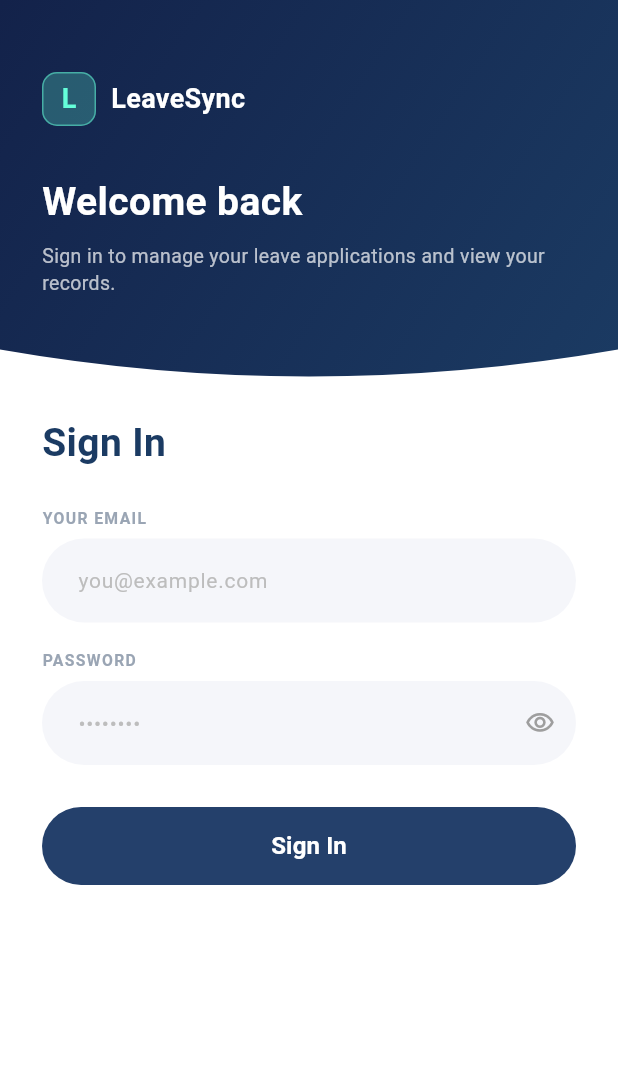
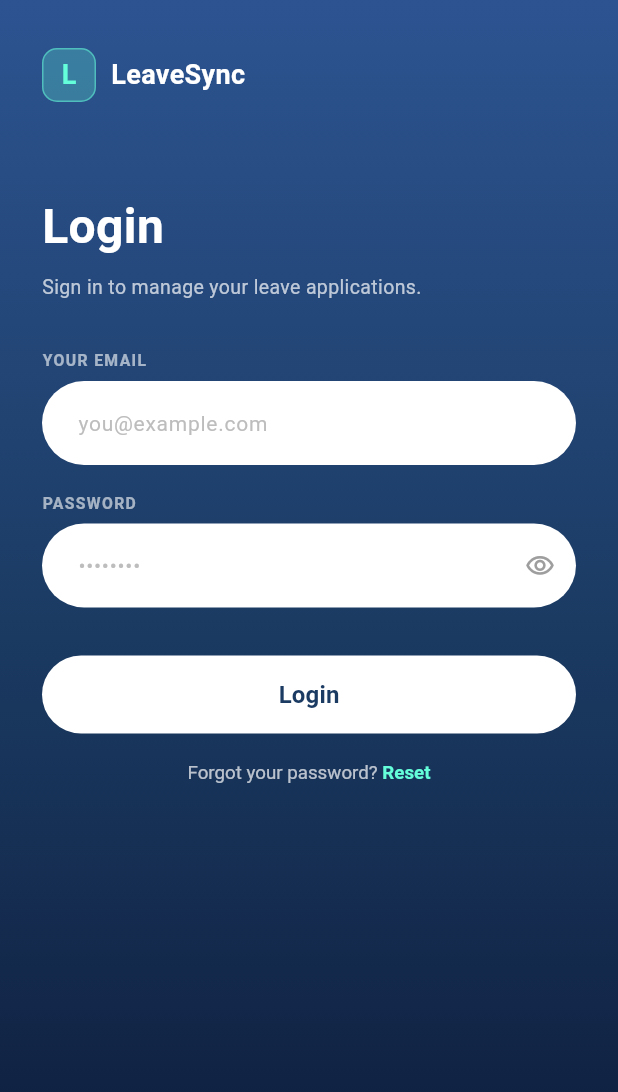
Before and after one commit to Dio-Tech-Team/lms-mobile, a Flutter app: the screen it shows after launch, on a phone screen of 412 x 824 dp. Shown: the top 1092 px of the screen. Run offline on Flutter 3.47's test engine with Material 3 defaults, Android fonts, the light colour scheme and no system bars; our stand-ins replace printing, shared_preferences.

Commit message:
test change for log in design

```diff
--- a/lib/main.dart
+++ b/lib/main.dart
@@ -21,6 +21,7 @@ class MyApp extends StatelessWidget {
   @override
   Widget build(BuildContext context) {
     return MaterialApp(
+      debugShowCheckedModeBanner: false,
       title: 'My App',
       theme: ThemeData(
         colorScheme: ColorScheme.fromSeed(seedColor: Colors.deepPurple),
--- a/lib/users/login_page.dart
+++ b/lib/users/login_page.dart
@@ -19,9 +19,9 @@ class _LoginPageState extends State<LoginPage> {
   bool _obscurePassword = true;
   String? _errorMessage;
 
-  static const Color _navyDark = Color(0xFF13224A);
+  static const Color _navyLight = Color(0xFF2D5491);
   static const Color _navy = Color(0xFF1B3B63);
-  static const Color _navyButton = Color(0xFF24406B);
+  static const Color _navyDark = Color(0xFF0D1B3A);
 
   @override
   void dispose() {
@@ -61,55 +61,99 @@ class _LoginPageState extends State<LoginPage> {
   @override
   Widget build(BuildContext context) {
     return Scaffold(
-      backgroundColor: Colors.white,
-      body: SafeArea(
-        top: false,
-        child: SingleChildScrollView(
-          child: Column(
-            crossAxisAlignment: CrossAxisAlignment.stretch,
-            children: [
-              _buildHeader(),
-              Padding(
-                padding: const EdgeInsets.fromLTRB(28, 8, 28, 24),
+      body: SizedBox.expand(
+        child: Container(
+          decoration: const BoxDecoration(
+            gradient: LinearGradient(
+              begin: Alignment.topCenter,
+              end: Alignment.bottomCenter,
+              colors: [_navyLight, _navy, _navyDark],
+              stops: [0.0, 0.5, 1.0],
+            ),
+          ),
+          child: SafeArea(
+            child: SingleChildScrollView(
+              child: Padding(
+                padding: const EdgeInsets.fromLTRB(28, 32, 28, 24),
                 child: Form(
                   key: _formKey,
                   child: Column(
                     crossAxisAlignment: CrossAxisAlignment.stretch,
                     children: [
-                      Text(
-                        "Sign In",
+                      Row(
+                        children: [
+                          Container(
+                            width: 36,
+                            height: 36,
+                            decoration: BoxDecoration(
+                              color: Colors.tealAccent.withOpacity(0.25),
+                              borderRadius: BorderRadius.circular(10),
+                              border: Border.all(color: Colors.tealAccent.withOpacity(0.5)),
+                            ),
+                            alignment: Alignment.center,
+                            child: const Text(
+                              "L",
+                              style: TextStyle(
+                                color: Colors.tealAccent,
+                                fontWeight: FontWeight.bold,
+                                fontSize: 18,
+                              ),
+                            ),
+                          ),
+                          const SizedBox(width: 10),
+                          const Text(
+                            "LeaveSync",
+                            style: TextStyle(
+                              color: Colors.white,
+                              fontSize: 18,
+                              fontWeight: FontWeight.bold,
+                            ),
+                          ),
+                        ],
+                      ),
+                      const SizedBox(height: 60),
+
+                      const Text(
+                        "Login",
                         style: TextStyle(
-                          fontSize: 26,
+                          fontSize: 32,
                           fontWeight: FontWeight.bold,
-                          color: _navy,
+                          color: Colors.white,
                         ),
                       ),
-                      const SizedBox(height: 24),
+                      const SizedBox(height: 8),
+                      Text(
+                        "Sign in to manage your leave applications.",
+                        style: TextStyle(
+                          color: Colors.white.withOpacity(0.7),
+                          fontSize: 13,
+                        ),
+                      ),
+                      const SizedBox(height: 32),
 
                       if (_errorMessage != null) ...[
                         Container(
                           padding: const EdgeInsets.all(12),
                           decoration: BoxDecoration(
-                            color: Colors.red.shade50,
+                            color: Colors.red.withOpacity(0.15),
                             borderRadius: BorderRadius.circular(10),
-                            border: Border.all(color: Colors.red.shade200),
+                            border: Border.all(color: Colors.red.withOpacity(0.4)),
                           ),
                           child: Text(
                             _errorMessage!,
-                            style: TextStyle(color: Colors.red.shade700, fontSize: 13),
+                            style: const TextStyle(color: Colors.white, fontSize: 13),
                             textAlign: TextAlign.center,
                           ),
                         ),
                         const SizedBox(height: 16),
                       ],
 
-                      // Email field — uppercase micro-label + pill field
                       const Text(
                         "YOUR EMAIL",
                         style: TextStyle(
                           fontSize: 10.5,
                           fontWeight: FontWeight.w700,
-                          color: Color(0xFF9AA5B4),
+                          color: Colors.white60,
                           letterSpacing: 0.9,
                         ),
                       ),
@@ -117,6 +161,7 @@ class _LoginPageState extends State<LoginPage> {
                       TextFormField(
                         controller: _emailController,
                         keyboardType: TextInputType.emailAddress,
+                        style: const TextStyle(color: _navy),
                         decoration: _fieldDecoration(hint: "you@example.com"),
                         validator: (value) {
                           if (value == null || value.trim().isEmpty) {
@@ -131,13 +176,12 @@ class _LoginPageState extends State<LoginPage> {
                       ),
                       const SizedBox(height: 18),
 
-                      // Password field — uppercase micro-label + pill field
                       const Text(
                         "PASSWORD",
                         style: TextStyle(
                           fontSize: 10.5,
                           fontWeight: FontWeight.w700,
-                          color: Color(0xFF9AA5B4),
+                          color: Colors.white60,
                           letterSpacing: 0.9,
                         ),
                       ),
@@ -145,6 +189,7 @@ class _LoginPageState extends State<LoginPage> {
                       TextFormField(
                         controller: _passwordController,
                         obscureText: _obscurePassword,
+                        style: const TextStyle(color: _navy),
                         decoration: _fieldDecoration(
                           hint: "••••••••",
                           suffixIcon: IconButton(
@@ -170,16 +215,15 @@ class _LoginPageState extends State<LoginPage> {
                           return null;
                         },
                       ),
-                      const SizedBox(height: 28),
+                      const SizedBox(height: 32),
 
-                      // Login button — solid navy, fully pill-shaped
                       SizedBox(
                         height: 52,
                         child: ElevatedButton(
                           onPressed: _isLoading ? null : _handleLogin,
                           style: ElevatedButton.styleFrom(
-                            backgroundColor: _navyButton,
-                            foregroundColor: Colors.white,
+                            backgroundColor: Colors.white,
+                            foregroundColor: _navy,
                             elevation: 0,
                             shape: RoundedRectangleBorder(
                               borderRadius: BorderRadius.circular(30),
@@ -190,12 +234,12 @@ class _LoginPageState extends State<LoginPage> {
                                   height: 22,
                                   width: 22,
                                   child: CircularProgressIndicator(
-                                    color: Colors.white,
+                                    color: _navy,
                                     strokeWidth: 2.5,
                                   ),
                                 )
                               : const Text(
-                                  "Sign In",
+                                  "Login",
                                   style: TextStyle(
                                     fontSize: 16,
                                     fontWeight: FontWeight.w600,
@@ -203,12 +247,30 @@ class _LoginPageState extends State<LoginPage> {
                                 ),
                         ),
                       ),
-                      const SizedBox(height: 20),
+                      const SizedBox(height: 18),
+
+                      Center(
+                        child: RichText(
+                          text: TextSpan(
+                            text: "Forgot your password? ",
+                            style: TextStyle(color: Colors.white.withOpacity(0.7), fontSize: 12.5),
+                            children: const [
+                              TextSpan(
+                                text: "Reset",
+                                style: TextStyle(
+                                  color: Colors.tealAccent,
+                                  fontWeight: FontWeight.w700,
+                                ),
+                              ),
+                            ],
+                          ),
+                        ),
+                      ),
                     ],
                   ),
                 ),
               ),
-            ],
+            ),
           ),
         ),
       ),
@@ -224,8 +286,7 @@ class _LoginPageState extends State<LoginPage> {
       hintStyle: TextStyle(color: Colors.grey.shade400, fontSize: 14),
       suffixIcon: suffixIcon,
       filled: true,
-      fillColor: const Color(0xFFF5F6FA),
-      // Fully pill-shaped, matching the reference
+      fillColor: Colors.white,
       contentPadding: const EdgeInsets.symmetric(vertical: 16, horizontal: 20),
       border: OutlineInputBorder(
         borderRadius: BorderRadius.circular(30),
@@ -237,7 +298,7 @@ class _LoginPageState extends State<LoginPage> {
       ),
       focusedBorder: OutlineInputBorder(
         borderRadius: BorderRadius.circular(30),
-        borderSide: const BorderSide(color: _navy, width: 1.4),
+        borderSide: const BorderSide(color: Colors.tealAccent, width: 1.6),
       ),
       errorBorder: OutlineInputBorder(
         borderRadius: BorderRadius.circular(30),
@@ -245,95 +306,4 @@ class _LoginPageState extends State<LoginPage> {
       ),
     );
   }
-
-  Widget _buildHeader() {
-    return ClipPath(
-      clipper: _HeaderClipper(),
-      child: Container(
-        width: double.infinity,
-        padding: const EdgeInsets.fromLTRB(28, 48, 28, 72),
-        decoration: const BoxDecoration(
-          gradient: LinearGradient(
-            begin: Alignment.topLeft,
-            end: Alignment.bottomRight,
-            colors: [_navyDark, _navy],
-          ),
-        ),
-        child: Column(
-          crossAxisAlignment: CrossAxisAlignment.start,
-          children: [
-            Row(
-              children: [
-                Container(
-                  width: 36,
-                  height: 36,
-                  decoration: BoxDecoration(
-                    color: Colors.tealAccent.withOpacity(0.25),
-                    borderRadius: BorderRadius.circular(10),
-                    border: Border.all(color: Colors.tealAccent.withOpacity(0.5)),
-                  ),
-                  alignment: Alignment.center,
-                  child: const Text(
-                    "L",
-                    style: TextStyle(
-                      color: Colors.tealAccent,
-                      fontWeight: FontWeight.bold,
-                      fontSize: 18,
-                    ),
-                  ),
-                ),
-                const SizedBox(width: 10),
-                const Text(
-                  "LeaveSync",
-                  style: TextStyle(
-                    color: Colors.white,
-                    fontSize: 18,
-                    fontWeight: FontWeight.bold,
-                  ),
-                ),
-              ],
-            ),
-            const SizedBox(height: 32),
-            const Text(
-              "Welcome back",
-              style: TextStyle(
-                color: Colors.white,
-                fontSize: 26,
-                fontWeight: FontWeight.bold,
-              ),
-            ),
-            const SizedBox(height: 8),
-            Text(
-              "Sign in to manage your leave applications and view your records.",
-              style: TextStyle(
-                color: Colors.white.withOpacity(0.7),
-                fontSize: 13,
-                height: 1.4,
-              ),
-            ),
-          ],
-        ),
-      ),
-    );
-  }
 }
-
-class _HeaderClipper extends CustomClipper<Path> {
-  @override
-  Path getClip(Size size) {
-    final path = Path();
-    path.lineTo(0, size.height - 36);
-    path.quadraticBezierTo(
-      size.width / 2,
-      size.height,
-      size.width,
-      size.height - 36,
-    );
-    path.lineTo(size.width, 0);
-    path.close();
-    return path;
-  }
-
-  @override
-  bool shouldReclip(covariant CustomClipper<Path> oldClipper) => false;
-}
```
